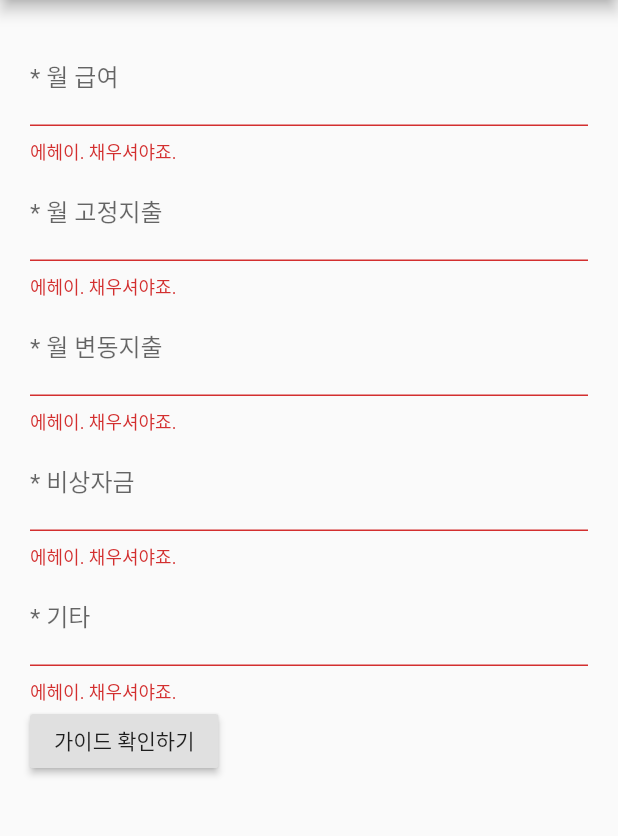
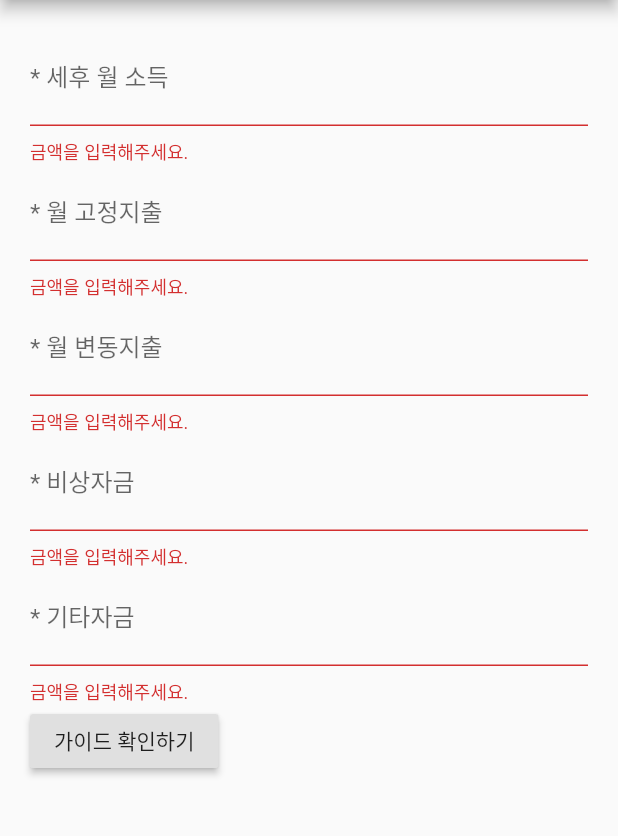
Before and after one commit to roseline124/cashflow-20, a Flutter app: the screen it shows after launch, after a tap on "가이드 확인하기", on a phone screen of 412 x 824 dp, the part 84-920 px from its top. Run offline on Flutter 3.47's test engine with Material 2 defaults, Android fonts, the phone set to English and light mode, and no system bars; our stand-ins replace charts_flutter.

Commit message:
reuse InputDecoration

```diff
--- a/lib/fundMoneyFlow.dart
+++ b/lib/fundMoneyFlow.dart
@@ -1,4 +1,5 @@
 import 'package:flutter/material.dart';
+
 import 'main.dart';
 import 'fundMoneyGuide.dart';
 
@@ -55,10 +56,7 @@ class _FundMoneyFlowFormState extends State<FundMoneyFlowForm> {
                 crossAxisAlignment: CrossAxisAlignment.start,
                 children: <Widget>[
                   TextFormField(
-                    decoration: const InputDecoration(
-                      hintText: '적금하고 있는 금액을 적어주세요. (단위: 만 원)',
-                      labelText: '* 적금',
-                    ),
+                    decoration: getInputDecoration('적금 금액'),
                     validator: (value) => commonFieldValidator(value),
                     onSaved: (value) {
                       var parsedValue = int.tryParse(value);
@@ -70,10 +68,7 @@ class _FundMoneyFlowFormState extends State<FundMoneyFlowForm> {
                     },
                   ),
                   TextFormField(
-                    decoration: const InputDecoration(
-                      hintText: '투자하고 있는 금액을 적어주세요. (단위: 만 원)',
-                      labelText: '* 적립식 펀드',
-                    ),
+                    decoration: getInputDecoration('투자 금액'),
                     validator: (value) => commonFieldValidator(value),
                     onSaved: (value) {
                       var parsedValue = int.tryParse(value);
@@ -85,10 +80,7 @@ class _FundMoneyFlowFormState extends State<FundMoneyFlowForm> {
                     },
                   ),
                   TextFormField(
-                    decoration: const InputDecoration(
-                      hintText: '저축하고 있는 금액을 적어주세요. (단위: 만 원)',
-                      labelText: '* 장기저축',
-                    ),
+                    decoration: getInputDecoration('장기저축 금액'),
                     validator: (value) => commonFieldValidator(value),
                     onSaved: (value) {
                       var parsedValue = int.tryParse(value);
@@ -100,10 +92,7 @@ class _FundMoneyFlowFormState extends State<FundMoneyFlowForm> {
                     },
                   ),
                   TextFormField(
-                    decoration: const InputDecoration(
-                      hintText: '보험에 들고 있는 금액을 적어주세요. (단위: 만 원)',
-                      labelText: '* 보장성 보험',
-                    ),
+                    decoration: getInputDecoration('보장성 보험 금액'),
                     validator: (value) => commonFieldValidator(value),
                     onSaved: (value) {
                       var parsedValue = int.tryParse(value);
--- a/lib/main.dart
+++ b/lib/main.dart
@@ -7,15 +7,22 @@ void main() {
 
 String commonFieldValidator(value) {
   if (value.isEmpty) {
-    return '에헤이. 채우셔야죠.';
+    return '금액을 입력해주세요.';
   }
 
   int valueNumber = int.tryParse(value);
   if (!(valueNumber is int)) {
-    return '숫자로 적어주세요 :(';
+    return '숫자로 적어주세요.';
   }
 
   return null;
+}
+
+InputDecoration getInputDecoration(String label) {
+  return InputDecoration(
+    hintText: '${label}을 적어주세요. (단위: 만 원)',
+    labelText: '* $label',
+  );
 }
 
 class CashFlow extends StatelessWidget {
@@ -65,14 +72,11 @@ class _CashFlowFormState extends State<CashFlowForm> {
                 crossAxisAlignment: CrossAxisAlignment.start,
                 children: <Widget>[
                   TextFormField(
-                    decoration: const InputDecoration(
-                      hintText: '세후 월 소득을 적어주세요. (단위: 만 원)',
-                      labelText: '* 월 급여',
-                    ),
+                    decoration: getInputDecoration('세후 월 소득'),
                     validator: (value) {
                       int valueNumber = int.tryParse(value);
                       if (valueNumber == 0) {
-                        return '진짜요..? 👀 1원이라도 벌고있다고 해줘요.';
+                        return '그럴 리 없습니다.';
                       }
                       return commonFieldValidator(value);
                     },
@@ -86,10 +90,7 @@ class _CashFlowFormState extends State<CashFlowForm> {
                     },
                   ),
                   TextFormField(
-                    decoration: const InputDecoration(
-                      hintText: '월 고정지출을 적어주세요. (단위: 만 원)',
-                      labelText: '* 월 고정지출',
-                    ),
+                    decoration: getInputDecoration('월 고정지출'),
                     validator: (value) => commonFieldValidator(value),
                     onSaved: (value) {
                       var parsedValue = int.tryParse(value);
@@ -101,10 +102,7 @@ class _CashFlowFormState extends State<CashFlowForm> {
                     },
                   ),
                   TextFormField(
-                    decoration: const InputDecoration(
-                      hintText: '월 변동지출을 적어주세요. (단위: 만 원)',
-                      labelText: '* 월 변동지출',
-                    ),
+                    decoration: getInputDecoration('월 변동지출'),
                     validator: (value) => commonFieldValidator(value),
                     onSaved: (value) {
                       var parsedValue = int.tryParse(value);
@@ -116,10 +114,7 @@ class _CashFlowFormState extends State<CashFlowForm> {
                     },
                   ),
                   TextFormField(
-                    decoration: const InputDecoration(
-                      hintText: '비상자금을 적어주세요. (단위: 만 원)',
-                      labelText: '* 비상자금',
-                    ),
+                    decoration: getInputDecoration('비상자금'),
                     validator: (value) => commonFieldValidator(value),
                     onSaved: (value) {
                       var parsedValue = int.tryParse(value);
@@ -131,10 +126,7 @@ class _CashFlowFormState extends State<CashFlowForm> {
                     },
                   ),
                   TextFormField(
-                    decoration: const InputDecoration(
-                      hintText: '적금, 투자, 저축, 보험 등 기타자금을 적어주세요. (단위: 만 원)',
-                      labelText: '* 기타',
-                    ),
+                    decoration: getInputDecoration('기타자금'),
                     validator: (value) => commonFieldValidator(value),
                     onSaved: (value) {
                       var parsedValue = int.tryParse(value);
```
Also changed, not shown: 1 other file.
